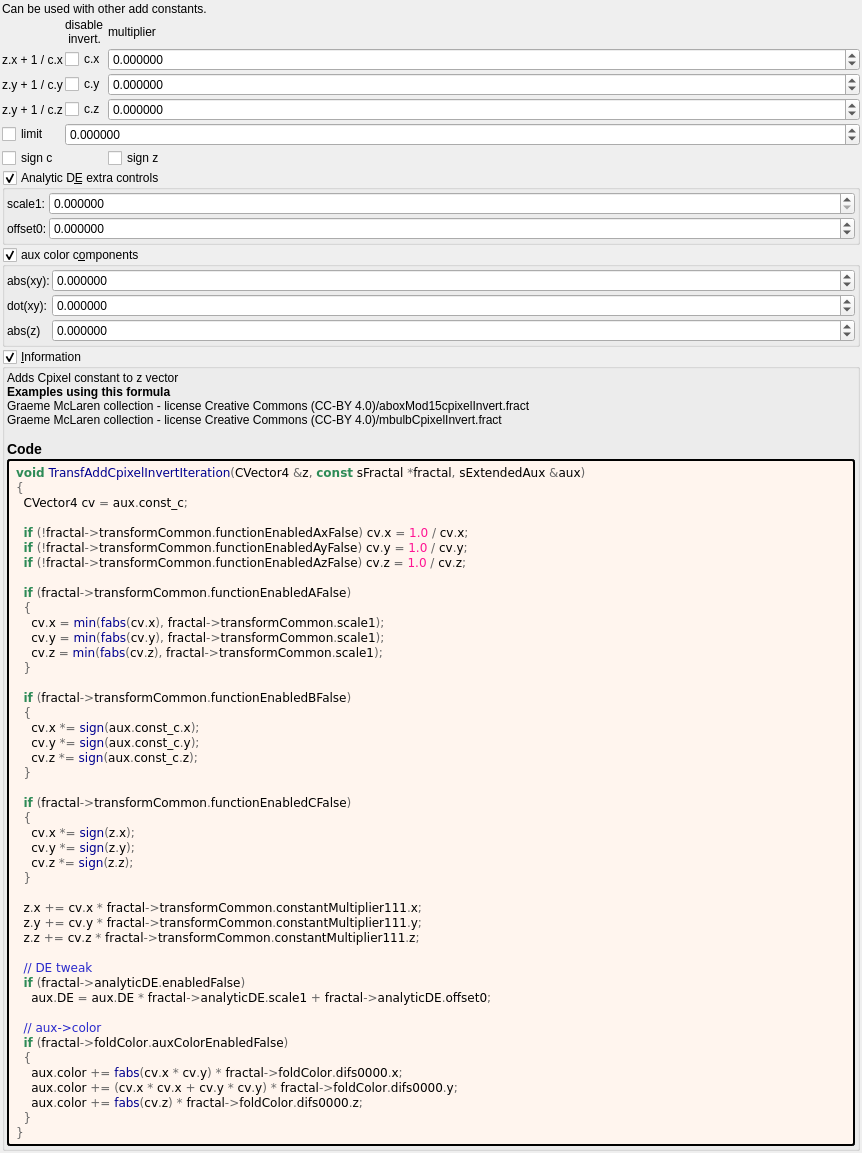
Above: mandelbulber2/formula/ui/transf_add_cpixel_invert.ui from buddhi1980/mandelbulber2 before the change. Below: the same form after it.
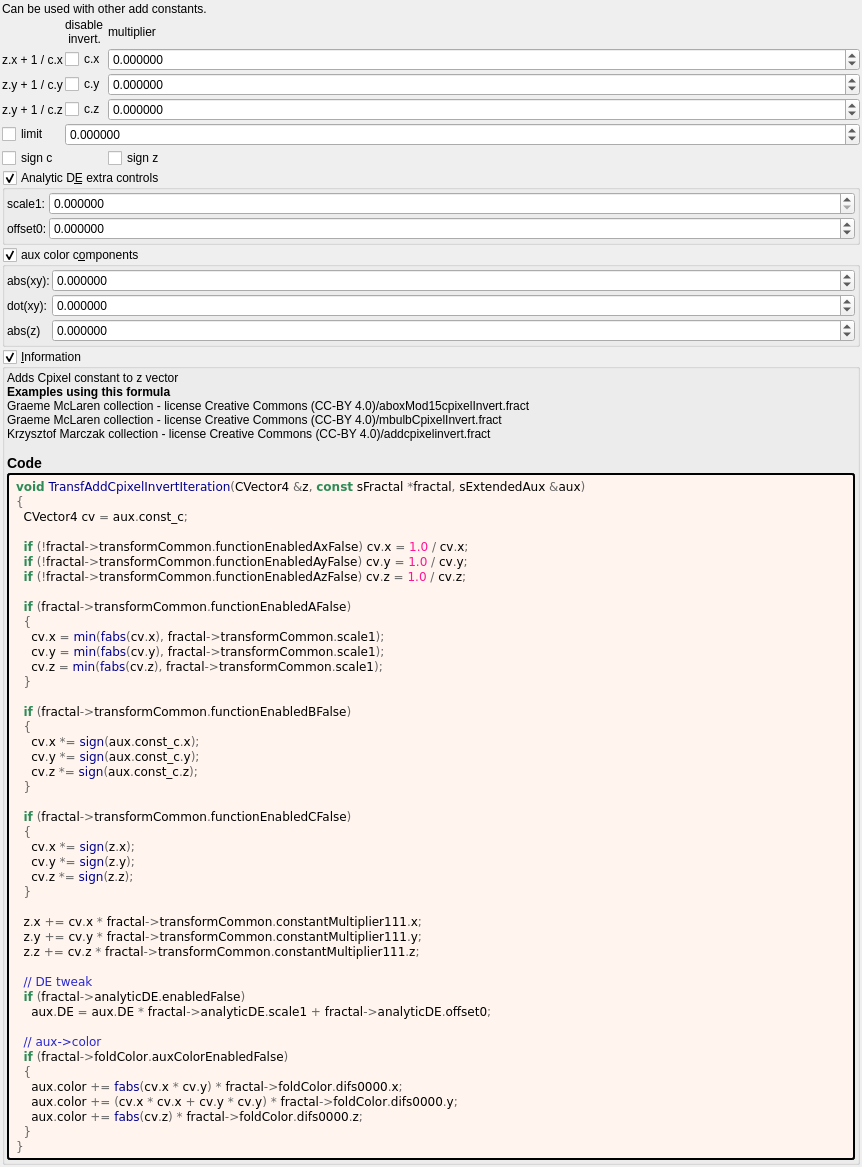
That is the form after the change. Custom widgets are drawn as their Qt base class.

```diff
--- a/mandelbulber2/formula/ui/transf_add_cpixel_invert.ui
+++ b/mandelbulber2/formula/ui/transf_add_cpixel_invert.ui
@@ -508,7 +508,7 @@
         <property name="text">
          <string notr="true">&lt;p&gt;Adds Cpixel constant to z vector&lt;/p&gt;&lt;table&gt;
 &lt;/table&gt;
-&lt;br&gt;&lt;b&gt;Examples using this formula&lt;/b&gt;&lt;br&gt;Graeme McLaren  collection - license Creative Commons  (CC-BY 4.0)/aboxMod15cpixelInvert.fract&lt;br&gt;Graeme McLaren  collection - license Creative Commons  (CC-BY 4.0)/mbulbCpixelInvert.fract&lt;h3&gt;Code&lt;/h3&gt;</string>
+&lt;br&gt;&lt;b&gt;Examples using this formula&lt;/b&gt;&lt;br&gt;Graeme McLaren  collection - license Creative Commons  (CC-BY 4.0)/aboxMod15cpixelInvert.fract&lt;br&gt;Graeme McLaren  collection - license Creative Commons  (CC-BY 4.0)/mbulbCpixelInvert.fract&lt;br&gt;Krzysztof Marczak collection - license Creative Commons (CC-BY 4.0)/addcpixelinvert.fract&lt;h3&gt;Code&lt;/h3&gt;</string>
         </property>
         <property name="wordWrap">
          <bool>true</bool>
```
